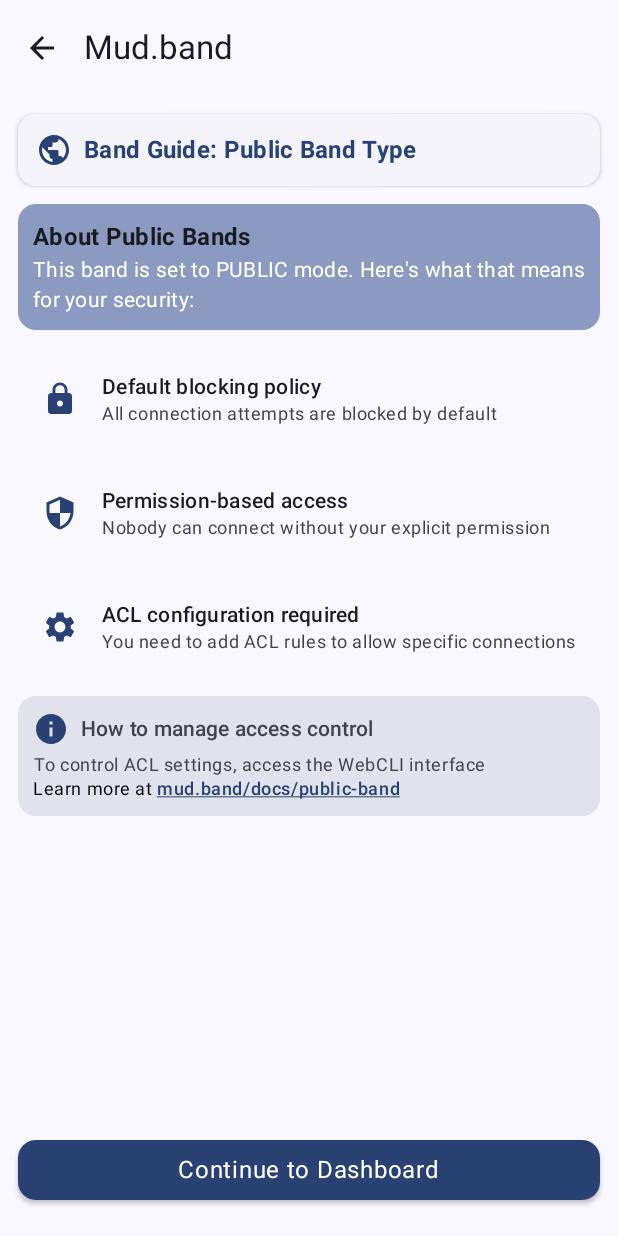
After one commit to mud-band/mud.band-client, an Android app built with Jetpack Compose: the UiEnrollmentGuideBandTypePublicScreen screen opened through its navigation route, on a phone screen of 412 x 824 dp. The commit adds this screen. Run offline under Robolectric (Android 15) with nearby library versions, the phone set to English and light mode, and no system bars; 1 statement that could not run was skipped.

Commit message:
Uses a separate screen for android. (#114)

```diff
--- /dev/null
+++ b/bin/mudband/android/Mudband/app/src/main/java/band/mud/android/ui/UiEnrollmentGuideBandTypePublicScreen.kt
@@ -0,0 +1,306 @@
+/*-
+ * Copyright (c) 2024 Weongyo Jeong <weongyo@gmail.com>
+ * All rights reserved.
+ *
+ * Redistribution and use in source and binary forms, with or without
+ * modification, are permitted provided that the following conditions
+ * are met:
+ * 1. Redistributions of source code must retain the above copyright
+ *    notice, this list of conditions and the following disclaimer.
+ * 2. Redistributions in binary form must reproduce the above copyright
+ *    notice, this list of conditions and the following disclaimer in the
+ *    documentation and/or other materials provided with the distribution.
+ *
+ * THIS SOFTWARE IS PROVIDED BY THE AUTHOR AND CONTRIBUTORS ``AS IS'' AND
+ * ANY EXPRESS OR IMPLIED WARRANTIES, INCLUDING, BUT NOT LIMITED TO, THE
+ * IMPLIED WARRANTIES OF MERCHANTABILITY AND FITNESS FOR A PARTICULAR PURPOSE
+ * ARE DISCLAIMED.  IN NO EVENT SHALL THE AUTHOR OR CONTRIBUTORS BE LIABLE
+ * FOR ANY DIRECT, INDIRECT, INCIDENTAL, SPECIAL, EXEMPLARY, OR CONSEQUENTIAL
+ * DAMAGES (INCLUDING, BUT NOT LIMITED TO, PROCUREMENT OF SUBSTITUTE GOODS
+ * OR SERVICES; LOSS OF USE, DATA, OR PROFITS; OR BUSINESS INTERRUPTION)
+ * HOWEVER CAUSED AND ON ANY THEORY OF LIABILITY, WHETHER IN CONTRACT, STRICT
+ * LIABILITY, OR TORT (INCLUDING NEGLIGENCE OR OTHERWISE) ARISING IN ANY WAY
+ * OUT OF THE USE OF THIS SOFTWARE, EVEN IF ADVISED OF THE POSSIBILITY OF
+ * SUCH DAMAGE.
+ */
+
+ package band.mud.android.ui
+
+ import androidx.compose.foundation.layout.Column
+ import androidx.compose.foundation.layout.fillMaxSize
+ import androidx.compose.foundation.layout.fillMaxWidth
+ import androidx.compose.foundation.layout.Row
+ import androidx.compose.foundation.layout.padding
+ import androidx.compose.foundation.layout.Spacer
+ import androidx.compose.foundation.layout.height
+ import androidx.compose.foundation.layout.width
+ import androidx.compose.foundation.rememberScrollState
+ import androidx.compose.foundation.verticalScroll
+ import androidx.compose.material.icons.Icons
+ import androidx.compose.material.icons.filled.Info
+ import androidx.compose.material.icons.filled.Lock
+ import androidx.compose.material.icons.filled.Public
+ import androidx.compose.material.icons.filled.Security
+ import androidx.compose.material.icons.filled.Settings
+ import androidx.compose.material3.Button
+ import androidx.compose.material3.ButtonDefaults
+ import androidx.compose.material3.Card
+ import androidx.compose.material3.CardDefaults
+ import androidx.compose.material3.ElevatedCard
+ import androidx.compose.material3.Icon
+ import androidx.compose.material3.ListItem
+ import androidx.compose.material3.MaterialTheme
+ import androidx.compose.material3.Text
+ import androidx.compose.runtime.Composable
+ import androidx.compose.ui.Alignment
+ import androidx.compose.ui.Modifier
+ import androidx.compose.ui.text.font.FontWeight
+ import androidx.compose.ui.unit.dp
+ import androidx.compose.ui.text.style.TextAlign
+ import androidx.compose.foundation.text.ClickableText
+ import androidx.compose.ui.text.SpanStyle
+ import androidx.compose.ui.text.buildAnnotatedString
+ import androidx.compose.ui.text.withStyle
+ import androidx.compose.ui.text.style.TextDecoration
+ import androidx.compose.ui.platform.LocalUriHandler
+ import androidx.lifecycle.viewmodel.compose.viewModel
+ import androidx.navigation.compose.rememberNavController
+ import band.mud.android.ui.model.MudbandAppViewModel
+ import androidx.navigation.NavHostController
+
+ @Composable
+ fun UiEnrollmentGuideBandTypePublicScreen(
+	viewModel: MudbandAppViewModel,
+	navController: NavHostController
+ ) {
+    Column(
+        modifier = Modifier
+            .fillMaxSize()
+            .padding(12.dp),
+        horizontalAlignment = Alignment.CenterHorizontally
+    ) {
+        // Header Card - Made more compact
+        ElevatedCard(
+            modifier = Modifier
+                .fillMaxWidth()
+                .padding(bottom = 12.dp),
+            elevation = CardDefaults.elevatedCardElevation(defaultElevation = 2.dp)
+        ) {
+            Row(
+                modifier = Modifier.padding(12.dp),
+                verticalAlignment = Alignment.CenterVertically
+            ) {
+                Icon(
+                    imageVector = Icons.Default.Public,
+                    contentDescription = "Public Band",
+                    tint = MaterialTheme.colorScheme.primary,
+                    modifier = Modifier.padding(end = 8.dp)
+                )
+
+                Text(
+                    text = "Band Guide: Public Band Type",
+                    style = MaterialTheme.typography.titleMedium,
+                    fontWeight = FontWeight.Bold,
+                    color = MaterialTheme.colorScheme.primary
+                )
+            }
+        }
+
+        // Information Card - Made more compact
+        Card(
+            modifier = Modifier
+                .fillMaxWidth()
+                .padding(bottom = 8.dp),
+            colors = CardDefaults.cardColors(
+                containerColor = MaterialTheme.colorScheme.primaryContainer.copy(alpha = 0.7f)
+            )
+        ) {
+            Column(modifier = Modifier.padding(10.dp)) {
+                Text(
+                    text = "About Public Bands",
+                    style = MaterialTheme.typography.titleMedium,
+                    fontWeight = FontWeight.Bold
+                )
+
+                Text(
+                    text = "This band is set to PUBLIC mode. Here's what that means for your security:",
+                    style = MaterialTheme.typography.bodyMedium,
+                    color = MaterialTheme.colorScheme.onPrimaryContainer
+                )
+            }
+        }
+
+        // List Items - Made more compact
+        Column(modifier = Modifier.fillMaxWidth()) {
+            ListItem(
+                headlineContent = {
+                    Text(
+                        text = "Default blocking policy",
+                        style = MaterialTheme.typography.bodyMedium,
+                        fontWeight = FontWeight.Medium
+                    )
+                },
+                supportingContent = {
+                    Text(
+                        "All connection attempts are blocked by default",
+                        style = MaterialTheme.typography.bodySmall
+                    )
+                },
+                leadingContent = {
+                    Icon(
+                        Icons.Default.Lock,
+                        contentDescription = "Default Block",
+                        tint = MaterialTheme.colorScheme.primary
+                    )
+                },
+                modifier = Modifier.padding(vertical = 2.dp)
+            )
+
+            ListItem(
+                headlineContent = {
+                    Text(
+                        text = "Permission-based access",
+                        style = MaterialTheme.typography.bodyMedium,
+                        fontWeight = FontWeight.Medium
+                    )
+                },
+                supportingContent = {
+                    Text(
+                        "Nobody can connect without your explicit permission",
+                        style = MaterialTheme.typography.bodySmall
+                    )
+                },
+                leadingContent = {
+                    Icon(
+                        Icons.Default.Security,
+                        contentDescription = "Permission Required",
+                        tint = MaterialTheme.colorScheme.primary
+                    )
+                },
+                modifier = Modifier.padding(vertical = 2.dp)
+            )
+
+            ListItem(
+                headlineContent = {
+                    Text(
+                        text = "ACL configuration required",
+                        style = MaterialTheme.typography.bodyMedium,
+                        fontWeight = FontWeight.Medium
+                    )
+                },
+                supportingContent = {
+                    Text(
+                        "You need to add ACL rules to allow specific connections",
+                        style = MaterialTheme.typography.bodySmall
+                    )
+                },
+                leadingContent = {
+                    Icon(
+                        Icons.Default.Settings,
+                        contentDescription = "ACL Rules",
+                        tint = MaterialTheme.colorScheme.primary
+                    )
+                },
+                modifier = Modifier.padding(vertical = 2.dp)
+            )
+        }
+
+        Spacer(modifier = Modifier.height(8.dp))
+
+        // Documentation Card - Made more compact
+        Card(
+            modifier = Modifier
+                .fillMaxWidth()
+                .padding(bottom = 12.dp),
+            colors = CardDefaults.cardColors(
+                containerColor = MaterialTheme.colorScheme.surfaceVariant
+            )
+        ) {
+            Column(
+                modifier = Modifier.padding(10.dp)
+            ) {
+                Row(
+                    verticalAlignment = Alignment.CenterVertically,
+                    modifier = Modifier.padding(bottom = 4.dp)
+                ) {
+                    Icon(
+                        imageVector = Icons.Default.Info,
+                        contentDescription = "Information",
+                        tint = MaterialTheme.colorScheme.primary,
+                        modifier = Modifier.padding(end = 8.dp)
+                    )
+
+                    Text(
+                        text = "How to manage access control",
+                        style = MaterialTheme.typography.titleSmall,
+                        fontWeight = FontWeight.SemiBold
+                    )
+                }
+
+                Text(
+                    text = "To control ACL settings, access the WebCLI interface",
+                    style = MaterialTheme.typography.bodySmall,
+                    textAlign = TextAlign.Center
+                )
+
+                val uriHandler = LocalUriHandler.current
+                val annotatedString = buildAnnotatedString {
+                    append("Learn more at ")
+
+                    pushStringAnnotation(
+                        tag = "URL",
+                        annotation = "https://mud.band/docs/public-band"
+                    )
+
+                    withStyle(
+                        style = SpanStyle(
+                            color = MaterialTheme.colorScheme.primary,
+                            textDecoration = TextDecoration.Underline,
+                            fontWeight = FontWeight.Medium
+                        )
+                    ) {
+                        append("mud.band/docs/public-band")
+                    }
+                }
+
+                ClickableText(
+                    text = annotatedString,
+                    style = MaterialTheme.typography.bodySmall,
+                    onClick = { offset ->
+                        annotatedString.getStringAnnotations(
+                            tag = "URL",
+                            start = offset,
+                            end = offset
+                        ).firstOrNull()?.let { annotation ->
+                            uriHandler.openUri(annotation.item)
+                        }
+                    }
+                )
+            }
+        }
+
+        Spacer(modifier = Modifier.weight(1f))
+
+        // Continue Button - Slightly more compact
+        Button(
+            onClick = {
+                navController.navigate(MudbandScreen.Dashboard.name) {
+                    popUpTo(navController.graph.startDestinationId) {
+                        inclusive = true
+                    }
+                }
+            },
+            modifier = Modifier
+                .fillMaxWidth()
+                .padding(vertical = 8.dp),
+            elevation = ButtonDefaults.buttonElevation(defaultElevation = 2.dp),
+            shape = MaterialTheme.shapes.medium
+        ) {
+            Text(
+                text = "Continue to Dashboard",
+                style = MaterialTheme.typography.bodyLarge,
+                modifier = Modifier.padding(vertical = 2.dp)
+            )
+        }
+    }
+ }
--- a/bin/mudband/android/Mudband/app/src/main/java/band/mud/android/ui/UiMudbandApp.kt
+++ b/bin/mudband/android/Mudband/app/src/main/java/band/mud/android/ui/UiMudbandApp.kt
@@ -95,6 +95,8 @@ enum class MudbandScreen(@StringRes val title: Int) {
     EnrollmentNew(title = R.string.enrollment_new),
     EnrollmentChange(title = R.string.enrollment_change),
     Dashboard(title = R.string.dashboard),
+    EnrollmentGuideBandTypePublic(title = R.string.enrollment_guide_band_type_public),
+    EnrollmentGuideBandTypePrivate(title = R.string.enrollment_guide_band_type_private)
 }
 
 @Composable
@@ -257,6 +259,18 @@ fun UiMudbandScaffold(viewModel: MudbandAppViewModel, navController: NavHostCont
                             }
                         }
                     }
+                )
+            }
+            composable(route = MudbandScreen.EnrollmentGuideBandTypePublic.name) {
+                UiEnrollmentGuideBandTypePublicScreen(
+                    viewModel = viewModel,
+                    navController = navController
+                )
+            }
+            composable(route = MudbandScreen.EnrollmentGuideBandTypePrivate.name) {
+                UiEnrollmentGuideBandTypePrivateScreen(
+                    viewModel = viewModel,
+                    navController = navController
                 )
             }
         }
--- a/bin/mudband/android/Mudband/app/src/main/res/values/strings.xml
+++ b/bin/mudband/android/Mudband/app/src/main/res/values/strings.xml
@@ -38,4 +38,6 @@
     <string name="enrollment_change">Change enrollment</string>
     <string name="band_create_as_guest">Create Band as Guest</string>
     <string name="band">Band</string>
+    <string name="enrollment_guide_band_type_public">Enrollment Guide for Public Band</string>
+    <string name="enrollment_guide_band_type_private">Enrollment Guide for Private Band</string>
 </resources>
```
Also changed, not shown: bin/mudband/android/Mudband/app/src/main/java/band/mud/android/ui/UiEnrollmentGuideBandTypePrivateScreen.kt (added, +282 -0 lines), bin/mudband/android/Mudband/app/src/main/java/band/mud/android/ui/UiEnrollmentNewScreen.kt (+9 -88 lines).
